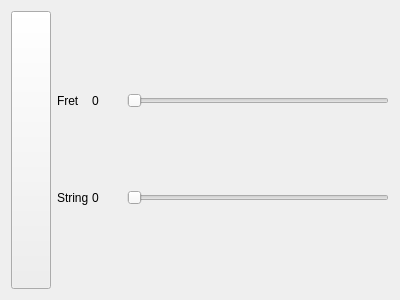
sergsave/MagicCubiano, file src/View/EdgeSettingsWidget.ui: the form before one commit.
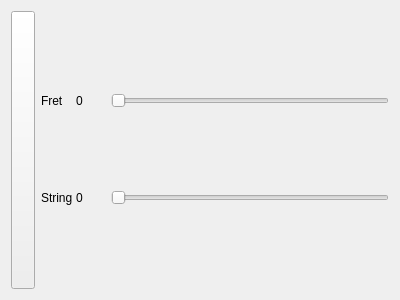
The form after the commit.

Commit message: Add connection messages, add indication of rotation

Patch:
```diff
--- a/src/View/EdgeSettingsWidget.ui
+++ b/src/View/EdgeSettingsWidget.ui
@@ -15,7 +15,7 @@
   </property>
   <layout class="QHBoxLayout" name="horizontalLayout" stretch="0,1">
    <item>
-    <widget class="QPushButton" name="rotationButton">
+    <widget class="QToolButton" name="rotationButton">
      <property name="sizePolicy">
       <sizepolicy hsizetype="Preferred" vsizetype="Expanding">
        <horstretch>0</horstretch>
```
The commit also changes 16 other files.
